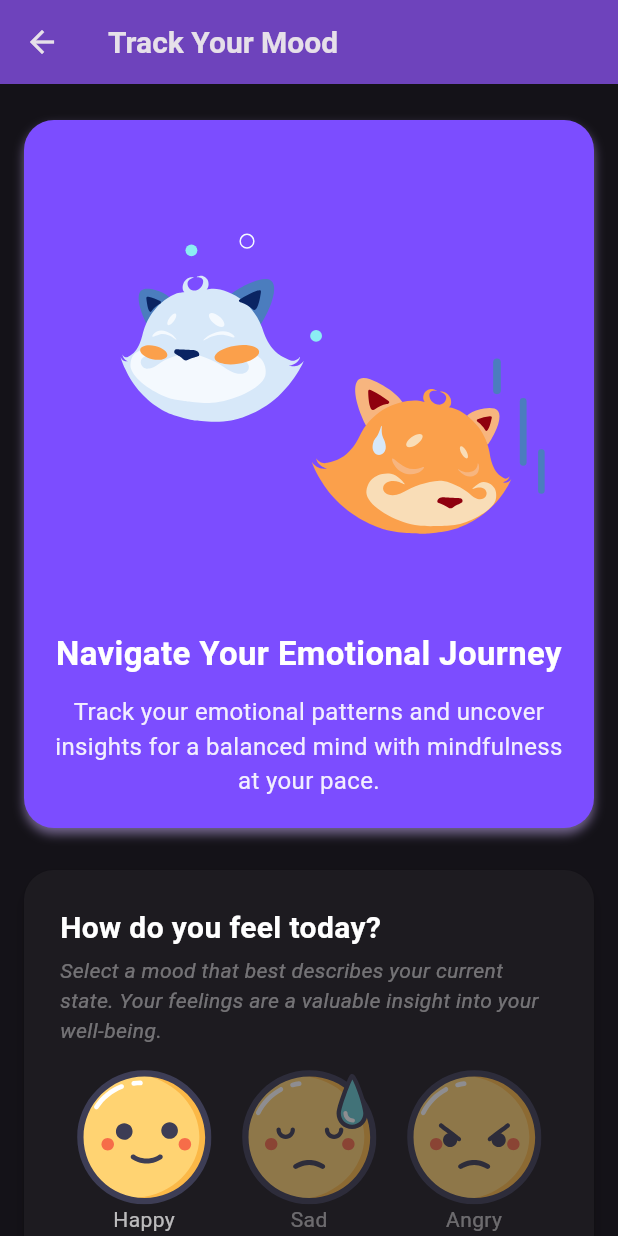
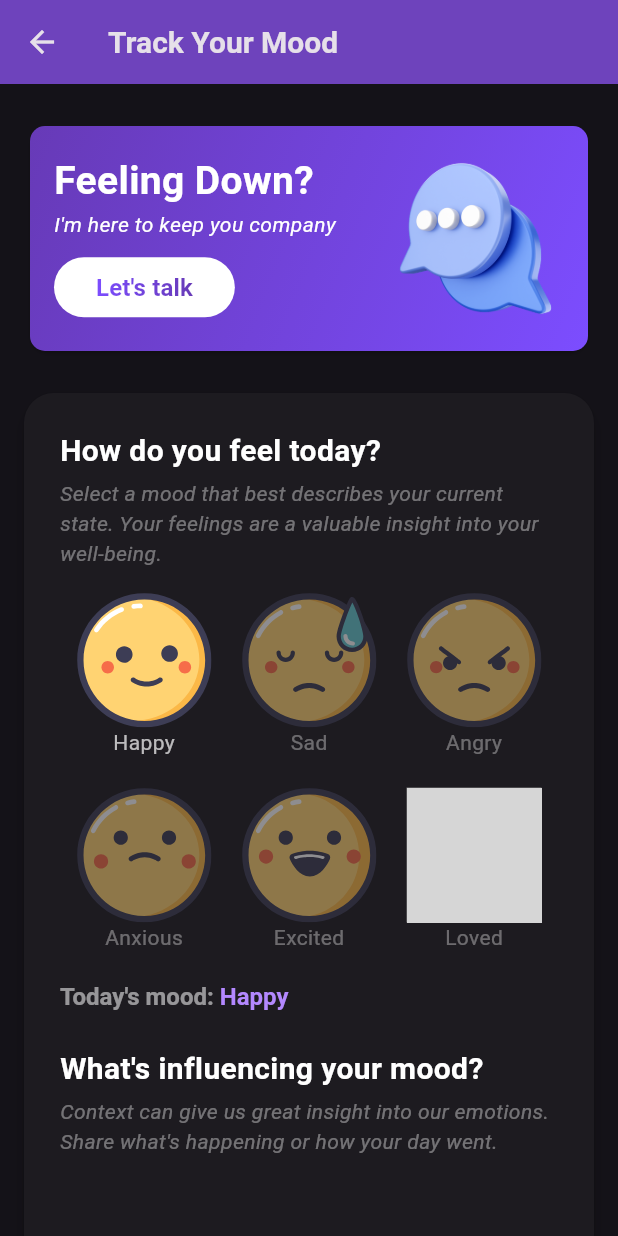
Before and after one commit to Santhusha-UX/fyp_CBTify, a Flutter app: the MoodTrackerScreen screen opened directly, after a tap on "Happy", on a phone screen of 412 x 824 dp. Run offline on Flutter 3.47's test engine with Material 3 defaults, Android fonts, the light colour scheme and no system bars; drawn by our look-alikes of overlay_support; our stand-ins replace audioplayers, auto_size_text, fl_chart, flutter_secure_storage, gradient_borders, lottie and 5 more; accounts and stored records are empty; network calls fail; grey boxes are pictures that could not be loaded.

Commit message:
add chatbot feature

```diff
--- a/lib/main.dart
+++ b/lib/main.dart
@@ -3,6 +3,7 @@
 import 'package:flutter/material.dart';
 import 'package:provider/provider.dart';
 import 'package:overlay_support/overlay_support.dart';
+import 'pages/chat.dart';
 import 'pages/relaxation_page.dart';
 import 'utils/notification_manager.dart';
 
@@ -52,7 +53,11 @@
               textTheme: ButtonTextTheme.primary,
             ),
           ),
-          home: RelaxationScreen(),
+          initialRoute: RelaxationScreen.routeName,
+          routes: {
+            RelaxationScreen.routeName: (context) => const RelaxationScreen(),
+            ChatPage.routeName: (context) => const ChatPage(),
+          },
         ),
       )
     );
--- /dev/null
+++ b/lib/pages/chatbot.dart
@@ -0,0 +1,106 @@
+import 'package:flutter/material.dart';
+import '../utils/gradient_text.dart';
+
+class ChatBot extends StatelessWidget {
+  static const routeName = '/chatbot';
+  const ChatBot({super.key});
+
+  @override
+  Widget build(BuildContext context) {
+    return Padding(
+      padding: const EdgeInsets.symmetric(vertical: 8),
+      child: Column(
+        crossAxisAlignment: CrossAxisAlignment.stretch,
+        children: [
+          Card(
+            child: Container(
+              decoration: const BoxDecoration(
+                gradient: LinearGradient(
+                    begin: Alignment.topLeft,
+                    end: Alignment.bottomRight,
+                    colors: [
+                      Colors.deepPurple,
+                      Colors.deepPurpleAccent,
+                    ]),
+                // color: Colors.deepPurple,
+                borderRadius: BorderRadius.all(Radius.circular(10.0)),
+              ),
+              child: Row(
+                children: [
+                  Expanded(
+                    child: Column(
+                      crossAxisAlignment: CrossAxisAlignment.start,
+                      children: [
+                        const Padding(
+                          padding: EdgeInsets.only(top: 16.0, left: 16.0),
+                          child: (Text("Feeling Down?",
+                              style: TextStyle(
+                                  fontSize: 26,
+                                  fontWeight: FontWeight.bold,
+                                  color: Colors.white))),
+                        ),
+                        const Padding(
+                          padding: EdgeInsets.only(left: 16.0),
+                          child: (Text("I'm here to keep you company",
+                              style: TextStyle(
+                                  fontSize: 14,
+                                  fontStyle: FontStyle.italic,
+                                  color: Colors.white))),
+                        ),
+                        Padding(
+                          padding: const EdgeInsets.only(
+                              top: 8.0, left: 16.0, bottom: 16.0),
+                          child: (TextButton(
+                              onPressed: () {
+                                Navigator.pushNamed(context, '/chat');
+                              },
+                              style: ButtonStyle(
+                                backgroundColor:
+                                    MaterialStateProperty.all<Color>(
+                                        Colors.white),
+                                foregroundColor:
+                                    MaterialStateProperty.all<Color>(
+                                        Colors.black),
+                              ),
+                              child: const Padding(
+                                padding:
+                                    EdgeInsets.symmetric(horizontal: 16.0),
+                                child: GradientText(
+                                  "Let's talk",
+                                  style: TextStyle(
+                                    fontSize: 16.0,
+                                    fontWeight: FontWeight.bold,
+                                  ),
+                                  gradient: LinearGradient(colors: [
+                                    Colors.deepPurpleAccent,
+                                    Colors.deepPurple,
+                                  ]),
+                                ),
+                              ))),
+                        ),
+                      ],
+                    ),
+                  ),
+                  const Padding(
+                    padding: EdgeInsets.only(left: 16.0),
+                    child: DecoratedBox(
+                      decoration: BoxDecoration(
+                        image: DecorationImage(
+                            image: AssetImage("assets/images/icon.png"),
+                            fit: BoxFit.cover),
+                      ),
+                      child: SizedBox(
+                        height: 150,
+                        width: 150,
+                      ),
+                    ),
+                  ),
+                ],
+              ),
+            ),
+          ),
+        ],
+      ),
+    );
+  }
+}
--- a/lib/pages/mood_tracker_page.dart
+++ b/lib/pages/mood_tracker_page.dart
@@ -5,6 +5,8 @@
 import 'package:shared_preferences/shared_preferences.dart';
 import 'package:fl_chart/fl_chart.dart';
 import 'dart:convert';
+
+import 'chatbot.dart';
 
 class Mood {
   final String name;
@@ -66,42 +68,6 @@
     }
   }
 
-  Widget _buildMoodTrackerBanner(BuildContext context) {
-    return Container(
-      margin: const EdgeInsets.only(top: 8, bottom: 12),
-      padding: const EdgeInsets.fromLTRB(20, 0, 20, 20),
-      decoration: BoxDecoration(
-        color: Colors.deepPurpleAccent,
-        borderRadius: BorderRadius.circular(20),
-        boxShadow: [
-          BoxShadow(
-            color: Colors.deepPurple.shade200.withOpacity(0.6),
-            blurRadius: 5,
-            offset: const Offset(0, 4),
-          ),
-        ],
-      ),
-      child: Column(
-        children: [
-          Lottie.asset('assets/animations/mood_banner.json', repeat: true),
-          const Text(
-            "Navigate Your Emotional Journey",
-            style: TextStyle(
-                fontSize: 22, fontWeight: FontWeight.bold, color: Colors.white),
-            textAlign: TextAlign.center,
-          ),
-          const SizedBox(height: 12),
-          Text(
-            "Track your emotional patterns and uncover insights for a balanced mind with mindfulness at your pace.",
-            style:
-                TextStyle(fontSize: 16, color: Colors.white.withOpacity(0.9)),
-            textAlign: TextAlign.center,
-          ),
-        ],
-      ),
-    );
-  }
-
   @override
   Widget build(BuildContext context) {
     return Scaffold(
@@ -115,7 +81,7 @@
           child: Column(
             crossAxisAlignment: CrossAxisAlignment.start,
             children: [
-              _buildMoodTrackerBanner(context),
+              const ChatBot(),
               Card(
                 margin: const EdgeInsets.only(top: 16),
                 shape: RoundedRectangleBorder(
--- a/lib/pages/relaxation_page.dart
+++ b/lib/pages/relaxation_page.dart
@@ -8,6 +8,7 @@
 
 // Screen for guiding users through relaxation exercises.
 class RelaxationScreen extends StatefulWidget {
+  static const routeName  = '/relaxation_page';
   const RelaxationScreen({super.key});
 
   @override
--- /dev/null
+++ b/lib/utils/gradient_text.dart
@@ -0,0 +1,24 @@
+import 'package:flutter/material.dart';
+
+class GradientText extends StatelessWidget {
+  const GradientText(
+      this.text, {super.key,
+        required this.gradient,
+        this.style,
+      });
+
+  final String text;
+  final TextStyle? style;
+  final Gradient gradient;
+
+  @override
+  Widget build(BuildContext context) {
+    return ShaderMask(
+      blendMode: BlendMode.srcIn,
+      shaderCallback: (bounds) => gradient.createShader(
+        Rect.fromLTWH(0, 0, bounds.width, bounds.height),
+      ),
+      child: Text(text, style: style),
+    );
+  }
+}
--- a/pubspec.yaml
+++ b/pubspec.yaml
@@ -16,6 +16,7 @@
   flutter_local_notifications: ^17.0.0
   flutter_secure_storage: ^9.0.0
   flutter_svg: ^2.0.10+1
+  gradient_borders: ^1.0.0
   intl: ^0.19.0
   lottie: ^3.1.0
   overlay_support: ^2.1.0
```
Also changed, not shown: lib/pages/chat.dart (added, +185 -0 lines), assets/images/icon.png (added), pubspec.lock.
